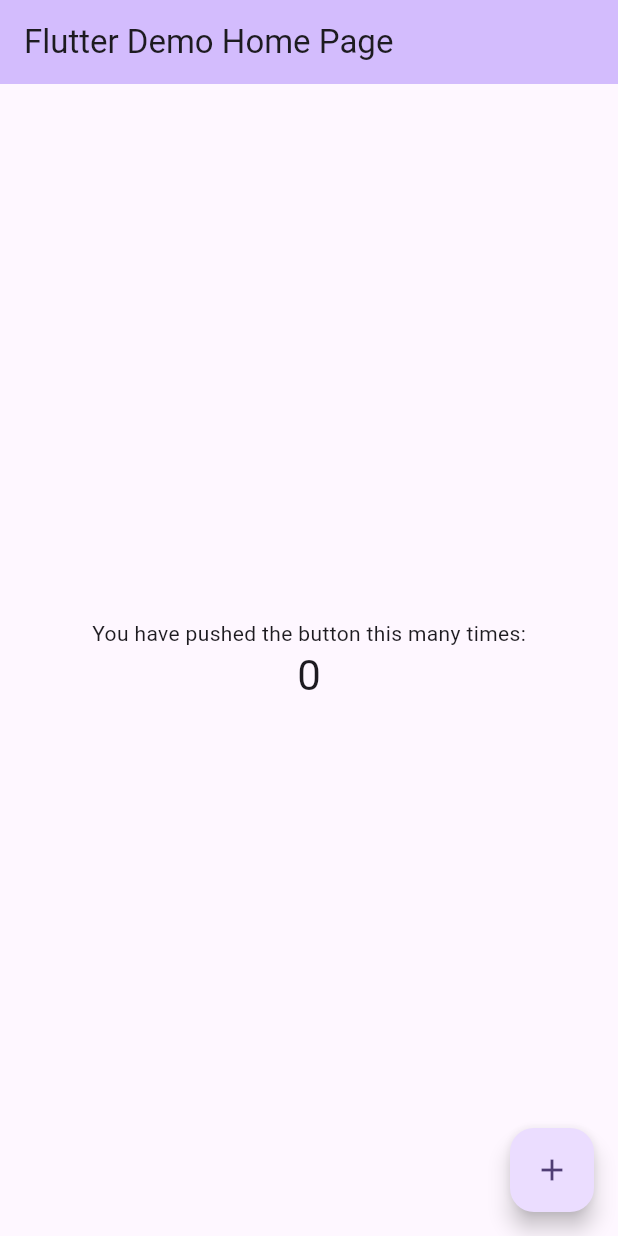
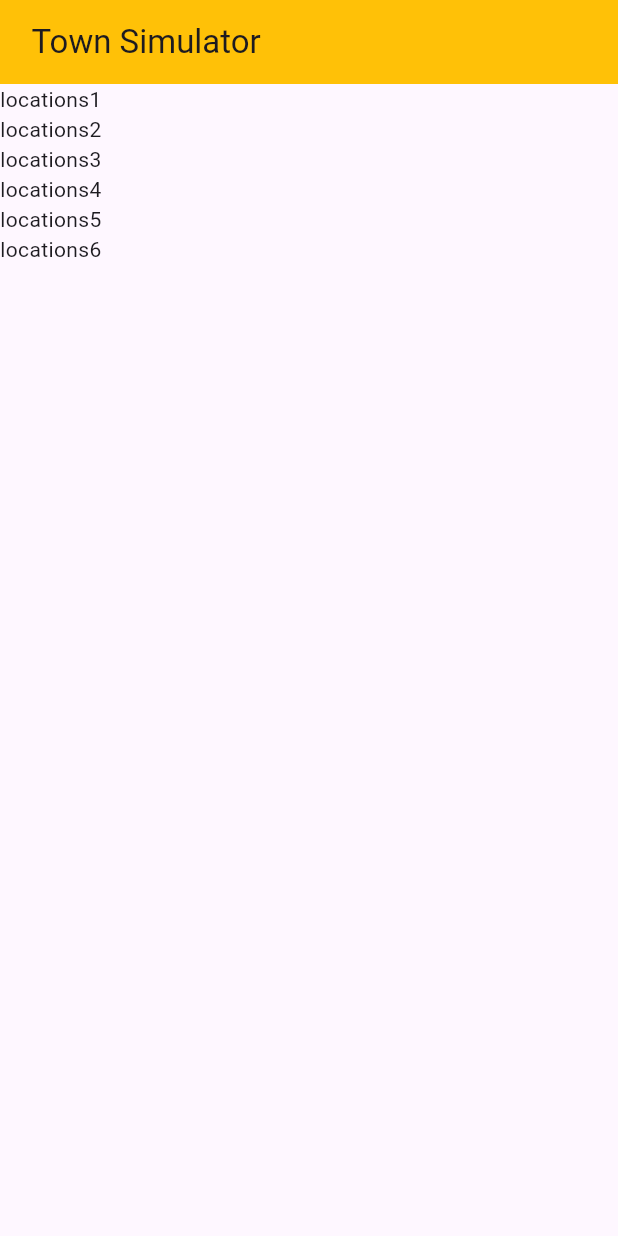
Before and after one commit to Asadullah2412/FROM, a Flutter app: the screen it shows after launch, on a phone screen of 412 x 824 dp. Run offline on Flutter 3.47's test engine with Material 3 defaults, Android fonts, the phone set to English and light mode, and no system bars.

Commit message:
designing

```diff
--- a/app/town_simulator/analysis_options.yaml
+++ b/app/town_simulator/analysis_options.yaml
@@ -24,5 +24,12 @@ linter:
     # avoid_print: false  # Uncomment to disable the `avoid_print` rule
     # prefer_single_quotes: true  # Uncomment to enable the `prefer_single_quotes` rule
 
+#   // Source - https://stackoverflow.com/a/79695403
+# // Posted by pypypmi
+# // Retrieved 2026-07-07, License - CC BY-SA 4.0
+
+formatter:
+  trailing_commas: preserve
+
 # Additional information about this file can be found at
 # https://dart.dev/guides/language/analysis-options
--- a/app/town_simulator/lib/main.dart
+++ b/app/town_simulator/lib/main.dart
@@ -1,4 +1,5 @@
 import 'package:flutter/material.dart';
+import 'package:town_simulator/screens/HomePage.dart';
 
 void main() {
   runApp(const MyApp());
@@ -11,112 +12,17 @@ class MyApp extends StatelessWidget {
   @override
   Widget build(BuildContext context) {
     return MaterialApp(
-      title: 'Flutter Demo',
-      theme: ThemeData(
-        // This is the theme of your application.
-        //
-        // TRY THIS: Try running your application with "flutter run". You'll see
-        // the application has a purple toolbar. Then, without quitting the app,
-        // try changing the seedColor in the colorScheme below to Colors.green
-        // and then invoke "hot reload" (save your changes or press the "hot
-        // reload" button in a Flutter-supported IDE, or press "r" if you used
-        // the command line to start the app).
-        //
-        // Notice that the counter didn't reset back to zero; the application
-        // state is not lost during the reload. To reset the state, use hot
-        // restart instead.
-        //
-        // This works for code too, not just values: Most code changes can be
-        // tested with just a hot reload.
-        colorScheme: .fromSeed(seedColor: Colors.deepPurple),
-      ),
-      home: const MyHomePage(title: 'Flutter Demo Home Page'),
+      // title: 'Flutter Demo',
+      debugShowCheckedModeBanner: false,
+      // theme: ThemeData(colorScheme: .fromSeed(seedColor: Colors.deepPurple)),
+      home: homepage(),
     );
   }
 }
 
-class MyHomePage extends StatefulWidget {
-  const MyHomePage({super.key, required this.title});
 
-  // This widget is the home page of your application. It is stateful, meaning
-  // that it has a State object (defined below) that contains fields that affect
-  // how it looks.
 
-  // This class is the configuration for the state. It holds the values (in this
-  // case the title) provided by the parent (in this case the App widget) and
-  // used by the build method of the State. Fields in a Widget subclass are
-  // always marked "final".
-
-  final String title;
-
-  @override
-  State<MyHomePage> createState() => _MyHomePageState();
-}
-
-class _MyHomePageState extends State<MyHomePage> {
-  int _counter = 0;
-
-  void _incrementCounter() {
-    setState(() {
-      // This call to setState tells the Flutter framework that something has
-      // changed in this State, which causes it to rerun the build method below
-      // so that the display can reflect the updated values. If we changed
-      // _counter without calling setState(), then the build method would not be
-      // called again, and so nothing would appear to happen.
-      _counter++;
-    });
-  }
-
-  @override
-  Widget build(BuildContext context) {
-    // This method is rerun every time setState is called, for instance as done
-    // by the _incrementCounter method above.
-    //
-    // The Flutter framework has been optimized to make rerunning build methods
-    // fast, so that you can just rebuild anything that needs updating rather
-    // than having to individually change instances of widgets.
-    return Scaffold(
-      appBar: AppBar(
-        // TRY THIS: Try changing the color here to a specific color (to
-        // Colors.amber, perhaps?) and trigger a hot reload to see the AppBar
-        // change color while the other colors stay the same.
-        backgroundColor: Theme.of(context).colorScheme.inversePrimary,
-        // Here we take the value from the MyHomePage object that was created by
-        // the App.build method, and use it to set our appbar title.
-        title: Text(widget.title),
-      ),
-      body: Center(
-        // Center is a layout widget. It takes a single child and positions it
-        // in the middle of the parent.
-        child: Column(
-          // Column is also a layout widget. It takes a list of children and
-          // arranges them vertically. By default, it sizes itself to fit its
-          // children horizontally, and tries to be as tall as its parent.
-          //
-          // Column has various properties to control how it sizes itself and
-          // how it positions its children. Here we use mainAxisAlignment to
-          // center the children vertically; the main axis here is the vertical
-          // axis because Columns are vertical (the cross axis would be
-          // horizontal).
-          //
-          // TRY THIS: Invoke "debug painting" (choose the "Toggle Debug Paint"
-          // action in the IDE, or press "p" in the console), to see the
-          // wireframe for each widget.
-          mainAxisAlignment: .center,
-          children: [
-            const Text('You have pushed the button this many times:'),
-            Text(
-              '$_counter',
-              style: Theme.of(context).textTheme.headlineMedium,
-            ),
-          ],
-        ),
-      ),
-      floatingActionButton: FloatingActionButton(
-        onPressed: _incrementCounter,
-        tooltip: 'Increment',
-        child: const Icon(Icons.add),
-      ),
-    );
-  }
-}
+//  todo
+// 1. design basic card and widgets to show basic info
+// 2. then create functions which call the api
+// 3. give the widgets the info which was retirved
--- /dev/null
+++ b/app/town_simulator/lib/screens/homePage.dart
@@ -0,0 +1,33 @@
+import 'package:flutter/material.dart';
+
+class homepage extends StatefulWidget {
+  const homepage({super.key});
+
+  @override
+  State<homepage> createState() => _homepageState();
+}
+
+class _homepageState extends State<homepage> {
+  @override
+  Widget build(BuildContext context) {
+    return Scaffold(
+      appBar: AppBar(
+        title: Text(' Town Simulator'),
+        backgroundColor: Colors.amber,
+      ),
+      body: SingleChildScrollView(
+        child: Column(
+          mainAxisAlignment: MainAxisAlignment.spaceEvenly,
+          children: [
+            Text('locations1'),
+            Text('locations2'),
+            Text('locations3'),
+            Text('locations4'),
+            Text('locations5'),
+            Text('locations6'),
+          ],
+        ),
+      ),
+    );
+  }
+}
```
